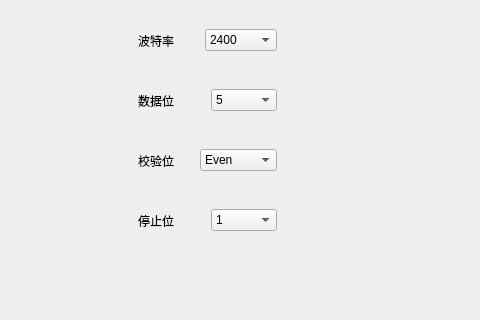
Qt form Qt_Project_Code/Qt_learning_demo/26_Serial_Port_02/Serial_Port/widget.ui (yin-roc/Ubuntu20.04) before a commit; both pictures show x 162 to 642 and y 133 to 453 of the 800 by 600 pixel window.
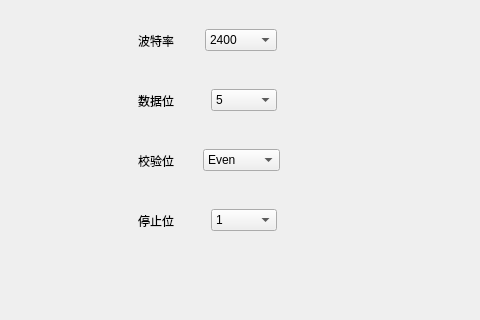
The same form after that commit.

```diff
--- a/Qt_Project_Code/Qt_learning_demo/26_Serial_Port_02/Serial_Port/widget.ui
+++ b/Qt_Project_Code/Qt_learning_demo/26_Serial_Port_02/Serial_Port/widget.ui
@@ -48,7 +48,7 @@
     <string>打开串口</string>
    </property>
   </widget>
-  <widget class="QWidget" name="">
+  <widget class="QWidget" name="layoutWidget">
    <property name="geometry">
     <rect>
      <x>300</x>
@@ -111,7 +111,7 @@
     </item>
    </layout>
   </widget>
-  <widget class="QWidget" name="">
+  <widget class="QWidget" name="layoutWidget">
    <property name="geometry">
     <rect>
      <x>300</x>
@@ -154,12 +154,12 @@
     </item>
    </layout>
   </widget>
-  <widget class="QWidget" name="">
+  <widget class="QWidget" name="layoutWidget">
    <property name="geometry">
     <rect>
      <x>300</x>
      <y>280</y>
-     <width>139</width>
+     <width>142</width>
      <height>27</height>
     </rect>
    </property>
@@ -192,7 +192,7 @@
     </item>
    </layout>
   </widget>
-  <widget class="QWidget" name="">
+  <widget class="QWidget" name="layoutWidget">
    <property name="geometry">
     <rect>
      <x>300</x>
```
